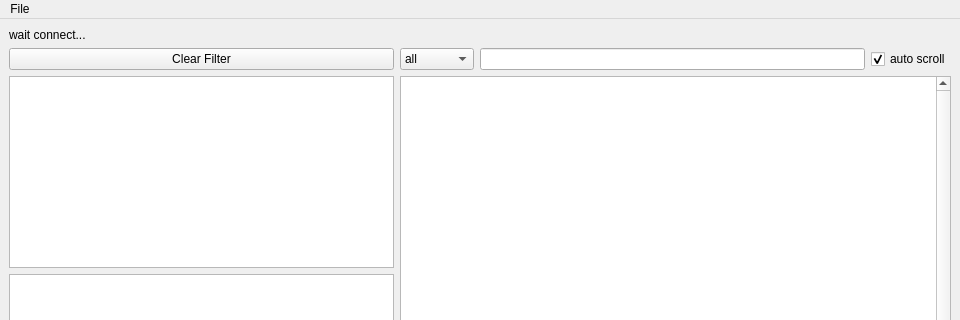
Old version of the form window_layout/log_window.ui in the repository TERABYTE0130/logViewer; both pictures show x 0 to 960 and y 0 to 320 of the 960 by 750 pixel window.
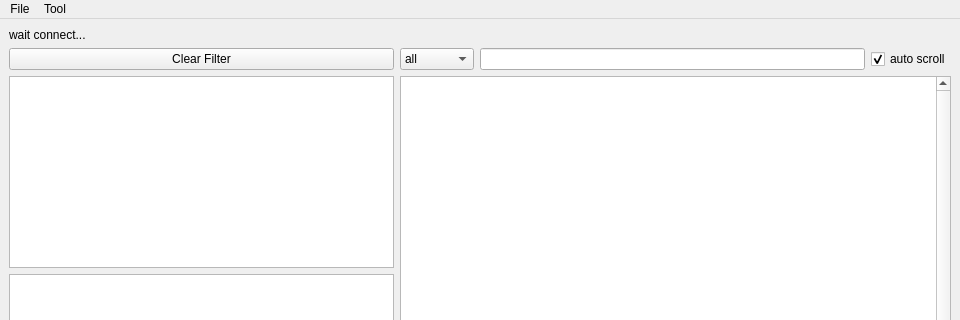
New version of the form.

Commit message: clear_session action add

The edit to the form file:
```diff
--- a/window_layout/log_window.ui
+++ b/window_layout/log_window.ui
@@ -117,7 +117,13 @@
      <string>File</string>
     </property>
    </widget>
+   <widget class="QMenu" name="menuTool">
+    <property name="title">
+     <string>Tool</string>
+    </property>
+   </widget>
    <addaction name="menuFile"/>
+   <addaction name="menuTool"/>
   </widget>
   <action name="actionSave_Log">
    <property name="text">
```
The commit also changes 1 other file.
